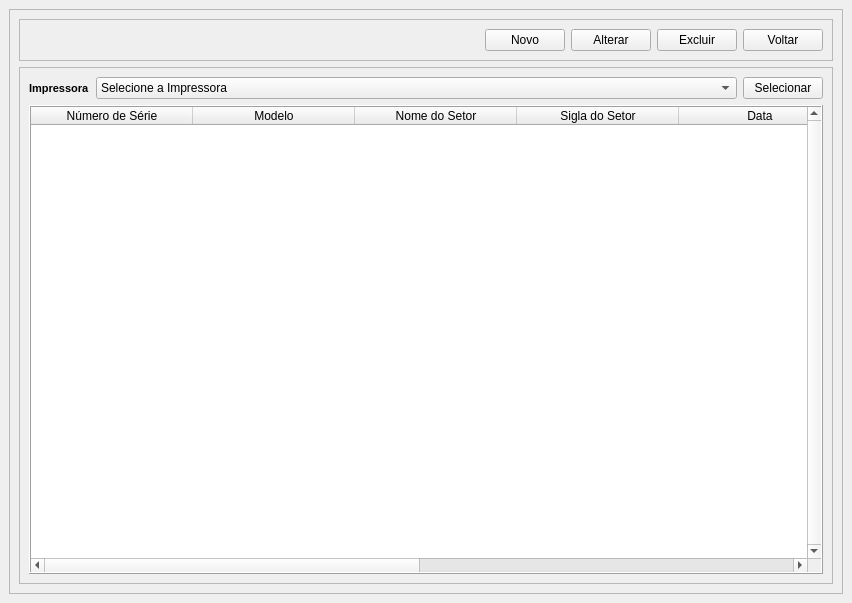
Above: View/Telas/CD_Manutencao.ui from Blastoles/ProjetoSCGI before the change. Below: the same form after it.
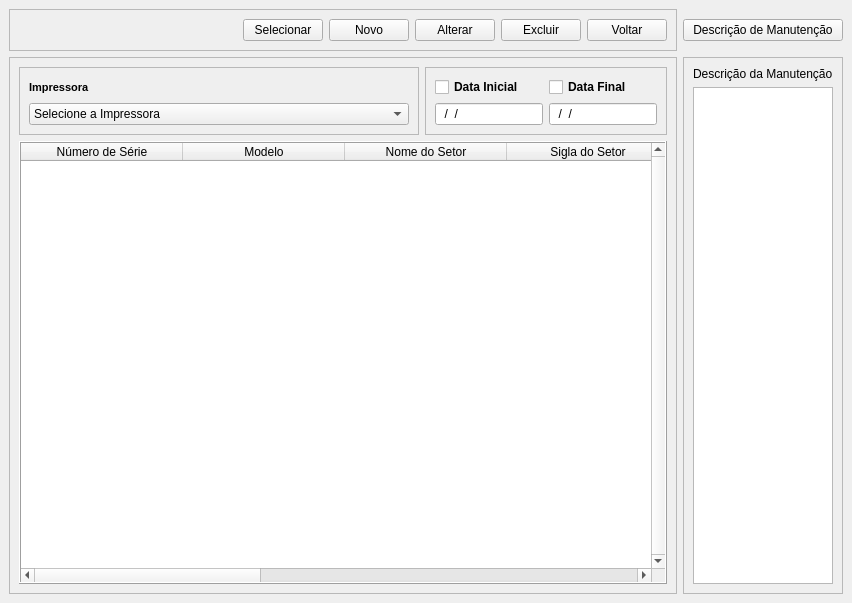
That is the form after the change. Icons and pictures are not drawn.

What changed in the file:
```diff
--- a/View/Telas/CD_Manutencao.ui
+++ b/View/Telas/CD_Manutencao.ui
@@ -16,17 +16,6 @@
   <widget class="QWidget" name="centralwidget">
    <layout class="QGridLayout" name="gridLayout_2">
     <item row="0" column="0">
-     <layout class="QGridLayout" name="gridLayout">
-      <item row="0" column="0">
-       <widget class="QFrame" name="frame_2">
-        <property name="frameShape">
-         <enum>QFrame::StyledPanel</enum>
-        </property>
-        <property name="frameShadow">
-         <enum>QFrame::Raised</enum>
-        </property>
-        <layout class="QVBoxLayout" name="verticalLayout">
-         <item>
           <widget class="QFrame" name="frame">
            <property name="frameShape">
             <enum>QFrame::StyledPanel</enum>
@@ -48,6 +37,19 @@
               </property>
              </spacer>
             </item>
+       <item>
+        <widget class="QPushButton" name="BT_Selecionar">
+         <property name="sizePolicy">
+          <sizepolicy hsizetype="Maximum" vsizetype="Fixed">
+           <horstretch>0</horstretch>
+           <verstretch>0</verstretch>
+          </sizepolicy>
+         </property>
+         <property name="text">
+          <string>Selecionar</string>
+         </property>
+        </widget>
+       </item>
             <item>
              <widget class="QPushButton" name="BT_Criar">
               <property name="text">
@@ -95,7 +97,7 @@
            </layout>
           </widget>
          </item>
-         <item>
+    <item row="1" column="0">
           <widget class="QFrame" name="frame_3">
            <property name="frameShape">
             <enum>QFrame::StyledPanel</enum>
@@ -105,6 +107,21 @@
            </property>
            <layout class="QGridLayout" name="gridLayout_3">
             <item row="0" column="0">
+        <widget class="QFrame" name="frame_4">
+         <property name="sizePolicy">
+          <sizepolicy hsizetype="Expanding" vsizetype="Preferred">
+           <horstretch>0</horstretch>
+           <verstretch>0</verstretch>
+          </sizepolicy>
+         </property>
+         <property name="frameShape">
+          <enum>QFrame::StyledPanel</enum>
+         </property>
+         <property name="frameShadow">
+          <enum>QFrame::Raised</enum>
+         </property>
+         <layout class="QVBoxLayout" name="verticalLayout">
+          <item>
              <widget class="QLabel" name="TX_Impressora">
               <property name="sizePolicy">
                <sizepolicy hsizetype="Maximum" vsizetype="Preferred">
@@ -125,8 +142,14 @@
               </property>
              </widget>
             </item>
-            <item row="0" column="1">
+          <item>
              <widget class="QComboBox" name="CP_Impressora">
+            <property name="sizePolicy">
+             <sizepolicy hsizetype="Expanding" vsizetype="Fixed">
+              <horstretch>0</horstretch>
+              <verstretch>0</verstretch>
+             </sizepolicy>
+            </property>
               <property name="styleSheet">
                <string notr="true">font: 8pt &quot;Arial&quot;;</string>
               </property>
@@ -142,17 +165,89 @@
               </item>
              </widget>
             </item>
+         </layout>
+        </widget>
+       </item>
+       <item row="0" column="1" colspan="2">
+        <widget class="QFrame" name="frame_2">
+         <property name="sizePolicy">
+          <sizepolicy hsizetype="Minimum" vsizetype="Minimum">
+           <horstretch>0</horstretch>
+           <verstretch>0</verstretch>
+          </sizepolicy>
+         </property>
+         <property name="frameShape">
+          <enum>QFrame::StyledPanel</enum>
+         </property>
+         <property name="frameShadow">
+          <enum>QFrame::Raised</enum>
+         </property>
+         <layout class="QGridLayout" name="gridLayout">
             <item row="0" column="2">
-             <widget class="QPushButton" name="BT_Selecionar">
+           <widget class="QCheckBox" name="checkBox_2">
+            <property name="font">
+             <font>
+              <family>Arial</family>
+              <weight>75</weight>
+              <bold>true</bold>
+             </font>
+            </property>
+            <property name="text">
+             <string>Data Final</string>
+            </property>
+           </widget>
+          </item>
+          <item row="0" column="1">
+           <widget class="QCheckBox" name="checkBox">
+            <property name="font">
+             <font>
+              <family>Arial</family>
+              <weight>75</weight>
+              <bold>true</bold>
+             </font>
+            </property>
+            <property name="text">
+             <string>Data Inicial</string>
+            </property>
+           </widget>
+          </item>
+          <item row="1" column="2">
+           <widget class="QLineEdit" name="lineEdit_2">
               <property name="sizePolicy">
-               <sizepolicy hsizetype="Maximum" vsizetype="Fixed">
+             <sizepolicy hsizetype="Fixed" vsizetype="Fixed">
                 <horstretch>0</horstretch>
                 <verstretch>0</verstretch>
                </sizepolicy>
               </property>
-              <property name="text">
-               <string>Selecionar</string>
-              </property>
+            <property name="font">
+             <font>
+              <family>Arial</family>
+             </font>
+            </property>
+            <property name="inputMask">
+             <string>99/99/9999</string>
+            </property>
+           </widget>
+          </item>
+          <item row="1" column="1">
+           <widget class="QLineEdit" name="lineEdit">
+            <property name="sizePolicy">
+             <sizepolicy hsizetype="Fixed" vsizetype="Fixed">
+              <horstretch>0</horstretch>
+              <verstretch>0</verstretch>
+             </sizepolicy>
+            </property>
+            <property name="font">
+             <font>
+              <family>Arial</family>
+             </font>
+            </property>
+            <property name="inputMask">
+             <string>99/99/9999</string>
+            </property>
+           </widget>
+          </item>
+         </layout>
              </widget>
             </item>
             <item row="2" column="0" colspan="3">
@@ -283,10 +378,34 @@
            </layout>
           </widget>
          </item>
-        </layout>
+    <item row="1" column="1">
+     <widget class="QFrame" name="frame_5">
+      <property name="frameShape">
+       <enum>QFrame::StyledPanel</enum>
+      </property>
+      <property name="frameShadow">
+       <enum>QFrame::Raised</enum>
+      </property>
+      <layout class="QGridLayout" name="gridLayout_4">
+       <item row="1" column="0">
+        <widget class="QTextBrowser" name="textBrowser"/>
+       </item>
+       <item row="0" column="0">
+        <widget class="QLabel" name="label_3">
+         <property name="text">
+          <string>Descrição da Manutenção</string>
+         </property>
        </widget>
       </item>
      </layout>
+     </widget>
+    </item>
+    <item row="0" column="1">
+     <widget class="QPushButton" name="pushButton">
+      <property name="text">
+       <string>Descrição de Manutenção</string>
+      </property>
+     </widget>
     </item>
    </layout>
   </widget>
```
Left out of the diff: 2 changed lines with no effect on the pictures. Lines whose indentation alone changed are shown as unchanged.
